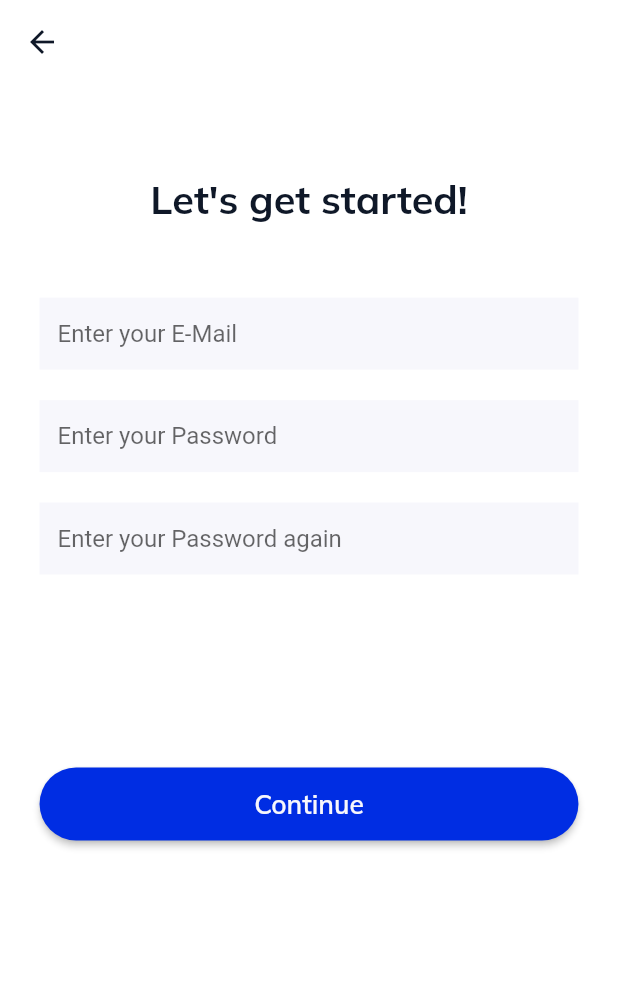
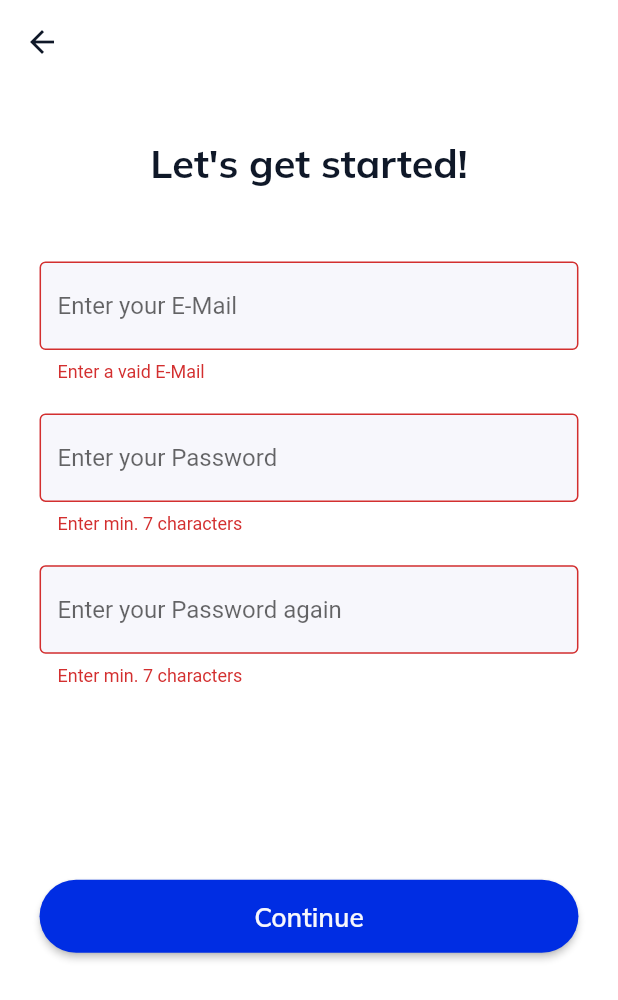
Before and after one commit to Marc4k/chat-app, a Flutter app: the screen it shows after launch, after a tap on "Sign Up", on a phone screen of 412 x 824 dp. Shown: the top 1000 px of the screen. Run offline on Flutter 3.47's test engine with Material 2 defaults, Android fonts, the phone set to English and light mode, and no system bars; our stand-ins replace badges, cloud_firestore, dartz, email_validator, firebase_auth, firebase_core and 3 more; missing offline and left inert: pixel_perfect; accounts and stored records are empty; network calls fail.

Commit message:
welcome screen UI & signUp screen UI

```diff
--- a/lib/constants/colors.dart
+++ b/lib/constants/colors.dart
@@ -8,6 +8,8 @@ class CustomColors {
   static Color brandBg = const Color(0xFFD2D5F9);
 
   static Color textColorLightMode = const Color(0xFF0F1828);
+
+  static Color textColor = const Color(0xFF0F1828);
   static Color textColorDarkMode = const Color(0xFFF7F7FC);
 }
 
--- a/lib/constants/styles.dart
+++ b/lib/constants/styles.dart
@@ -1,64 +1,65 @@
 import 'package:chat_app/constants/colors.dart';
 import 'package:chat_app/shared/screen_adaption.dart';
 import 'package:flutter/material.dart';
+import 'package:flutter_screenutil/flutter_screenutil.dart';
 
 TextStyle heading1Style = TextStyle(
-  fontSize: 32,
+  fontSize: 32.sp,
   fontWeight: FontWeight.w700,
   fontFamily: "Mulish",
   color: ColorChance().getTextColor(),
 );
 TextStyle heading2Style = TextStyle(
-  fontSize: 24,
+  fontSize: 24.sp,
   fontWeight: FontWeight.w700,
   fontFamily: "Mulish",
   color: ColorChance().getTextColor(),
 );
 
 TextStyle body1Style = TextStyle(
-  fontSize: 14,
+  fontSize: 14.sp,
   fontWeight: FontWeight.w600,
   fontFamily: "Mulish",
   color: ColorChance().getTextColor(),
 );
 
 TextStyle body2Style = TextStyle(
-  fontSize: 14,
+  fontSize: 14.sp,
   fontWeight: FontWeight.w400,
   fontFamily: "Mulish",
   color: ColorChance().getTextColor(),
 );
 
-TextStyle subheading2Style = const TextStyle(
-  fontSize: 16,
+TextStyle subheading2Style = TextStyle(
+  fontSize: 16.sp,
   fontWeight: FontWeight.w600,
   fontFamily: "Mulish",
   color: Color(0xFFF7F7FC),
 );
 
-TextStyle metadata1Style = const TextStyle(
-  fontSize: 12,
+TextStyle metadata1Style = TextStyle(
+  fontSize: 12.sp,
   fontWeight: FontWeight.w400,
   fontFamily: "Mulish",
   color: Color(0xFFA4A4A4),
 );
 
-TextStyle metadata2Style = const TextStyle(
-  fontSize: 10,
+TextStyle metadata2Style = TextStyle(
+  fontSize: 10.sp,
   fontWeight: FontWeight.w400,
   fontFamily: "Mulish",
   color: Color(0xFFADB5BD),
 );
 
 TextStyle metadata3Style = TextStyle(
-  fontSize: 10,
+  fontSize: 10.sp,
   fontWeight: FontWeight.w600,
   fontFamily: "Mulish",
   color: CustomColors.brandDarkColor,
 );
 
 TextStyle errorStyle = TextStyle(
-  fontSize: 14,
+  fontSize: 14.sp,
   fontWeight: FontWeight.w600,
   fontFamily: "Mulish",
   color: Colors.red,
--- a/lib/domain/user_auth/user_auth_impl.dart
+++ b/lib/domain/user_auth/user_auth_impl.dart
@@ -1,4 +1,6 @@
 import 'package:chat_app/domain/user_auth/user_auth_repository.dart';
+import 'package:dartz/dartz.dart';
+import 'package:chat_app/error/failures.dart';
 import 'package:firebase_auth/firebase_auth.dart';
 
 class UserAuthImpl extends UserAuthRepository {
@@ -11,10 +13,14 @@ class UserAuthImpl extends UserAuthRepository {
   }
 
   @override
-  Future<UserCredential> signUpUser(String email, String password) async {
-    final user = await _auth.createUserWithEmailAndPassword(
-        email: email, password: password);
-
-    return user;
+  Future<Either<Failure, UserCredential>> signUpUser(
+      String email, String password) async {
+    try {
+      final user = await _auth.createUserWithEmailAndPassword(
+          email: email, password: password);
+      return Right(user);
+    } catch (e) {
+      return Left(UserAuthFailure(errorMessage: "Same Email"));
+    }
   }
 }
--- a/lib/domain/user_auth/user_auth_repository.dart
+++ b/lib/domain/user_auth/user_auth_repository.dart
@@ -1,6 +1,9 @@
+import 'package:chat_app/error/failures.dart';
+import 'package:dartz/dartz.dart';
 import 'package:firebase_auth/firebase_auth.dart';
 
 abstract class UserAuthRepository {
-  Future<UserCredential> signUpUser(String email, String password);
+  Future<Either<Failure, UserCredential>> signUpUser(
+      String email, String password);
   Future<UserCredential> loginUser(String email, String password);
 }
--- /dev/null
+++ b/lib/error/failures.dart
@@ -0,0 +1,9 @@
+abstract class Failure {
+  final String? errorMessage;
+  const Failure({required this.errorMessage});
+}
+
+class UserAuthFailure extends Failure {
+  UserAuthFailure({required String? errorMessage})
+      : super(errorMessage: errorMessage);
+}
--- a/lib/main.dart
+++ b/lib/main.dart
@@ -3,6 +3,7 @@ import 'package:chat_app/pages/home_screen/view/home_screen.dart';
 import 'package:chat_app/pages/welcome_screen/view/welcome_screen.dart';
 import 'package:firebase_core/firebase_core.dart';
 import 'package:flutter/material.dart';
+import 'package:flutter_screenutil/flutter_screenutil.dart';
 
 void main() async {
   WidgetsFlutterBinding.ensureInitialized();
@@ -16,9 +17,14 @@ class MyApp extends StatelessWidget {
 
   @override
   Widget build(BuildContext context) {
-    return MaterialApp(
-      debugShowCheckedModeBanner: false,
-      home: Home(),
+    return ScreenUtilInit(
+      designSize: const Size(375, 812),
+      builder: (context, child) {
+        return MaterialApp(
+          debugShowCheckedModeBanner: false,
+          home: Home(),
+        );
+      },
     );
   }
 }
--- a/lib/pages/sign_up_screen/view/sign_up_screen.dart
+++ b/lib/pages/sign_up_screen/view/sign_up_screen.dart
@@ -1,11 +1,13 @@
 import 'package:chat_app/constants/styles.dart';
 import 'package:chat_app/domain/user_auth/user_auth_impl.dart';
+import 'package:chat_app/error/failures.dart';
 import 'package:chat_app/shared/button_widget.dart';
 import 'package:chat_app/shared/custom_input_field.dart';
 import 'package:chat_app/shared/custom_text_widget.dart';
 import 'package:chat_app/shared/sized_box_height_widget.dart';
 import 'package:firebase_auth/firebase_auth.dart';
 import 'package:flutter/material.dart';
+import 'package:flutter_screenutil/flutter_screenutil.dart';
 
 import '../../../../shared/screen_adaption.dart';
 import '../../../constants/colors.dart';
@@ -39,38 +41,37 @@ class _SignUpScreenState extends State<SignUpScreen> {
       ),
       body: Center(
         child: Padding(
-          padding:
-              EdgeInsets.fromLTRB(24 * sW(context), 0, 24 * sW(context), 0),
+          padding: EdgeInsets.fromLTRB(24.w, 0, 24.w, 0),
           child: SingleChildScrollView(
             child: Column(
               children: [
                 CustomTextWidget(
                     text: "Let's get started!", style: heading2Style),
-                SizedBoxHeightWidget(height: 48),
-                CustomInputFieldWidget(
+                SizedBox(height: 48.h),
+                CustomEmailFieldWidget(
                     hintText: "Enter your E-Mail", controller: email),
-                SizedBoxHeightWidget(height: 20),
-                CustomInputFieldWidget(
+                SizedBox(height: 20.h),
+                CustomPasswordFieldWidget(
                     hintText: "Enter your Password", controller: password1),
-                SizedBoxHeightWidget(height: 20),
-                CustomInputFieldWidget(
+                SizedBox(height: 20.h),
+                CustomPasswordFieldWidget(
                     hintText: "Enter your Password again",
                     controller: password2),
-                SizedBoxHeightWidget(height: 10),
+                SizedBox(height: 10.h),
                 CustomTextWidget(text: error, style: errorStyle),
-                SizedBoxHeightWidget(height: 98),
+                SizedBox(height: 98.h),
                 ButtonWidget(
                     callback: () async {
-                      UserCredential user = await UserAuthImpl()
+                      dynamic test = await UserAuthImpl()
                           .signUpUser(email.text, password1.text);
-                      print(user);
+
                       /*Navigator.of(context)
                           .push(MaterialPageRoute(builder: (_) {
                         return PhoneVerificationScreen();
                       }));*/
                     },
                     text: "Continue"),
-                SizedBoxHeightWidget(height: 200),
+                SizedBox(height: 150.h),
               ],
             ),
           ),
--- a/lib/pages/welcome_screen/view/welcome_screen.dart
+++ b/lib/pages/welcome_screen/view/welcome_screen.dart
@@ -7,6 +7,7 @@ import 'package:chat_app/shared/screen_adaption.dart';
 import 'package:chat_app/shared/sized_box_height_widget.dart';
 import 'package:firebase_auth/firebase_auth.dart';
 import 'package:flutter/material.dart';
+import 'package:flutter_screenutil/flutter_screenutil.dart';
 
 class WelcomeScreen extends StatelessWidget {
   const WelcomeScreen({Key? key}) : super(key: key);
@@ -16,42 +17,28 @@ class WelcomeScreen extends StatelessWidget {
     return Scaffold(
       backgroundColor: ColorChance().getBackgroundColor(),
       body: Padding(
-        padding: EdgeInsets.fromLTRB(24 * sW(context), 0, 24 * sW(context), 0),
+        padding: EdgeInsets.fromLTRB(24.w, 0, 24.w, 0),
         child: Column(
           children: [
-            const SizedBoxHeightWidget(height: 135),
-            Image.asset("assets/img/welcome_screen.png",
-                height: 274 * sH(context)),
-            const SizedBoxHeightWidget(height: 42),
+            SizedBox(height: 135.h),
+            Image.asset("assets/img/welcome_screen.png", height: 274.h),
+            SizedBox(height: 42.h),
             CustomTextWidget(
               text:
                   "Connect easily with \n your family and friends over countries",
               style: heading2Style,
             ),
-            const SizedBoxHeightWidget(height: 126),
+            SizedBox(height: 126.h),
             CustomTextWidget(text: "Terms & Privacy Policy", style: body1Style),
-            const SizedBoxHeightWidget(height: 18),
+            SizedBox(height: 18.h),
             ButtonWidget(
                 callback: () async {
                   Navigator.of(context).push(MaterialPageRoute(builder: (_) {
                     return SignUpScreen();
                   }));
-
-                  //PhoneAuthRepositoryImpl()
-                  //   .logUserInWithPhone("+43 650 2719052");
-
-                  /*  FirebaseAuth auth = FirebaseAuth.instance;
-                  final userData = await auth.signInWithEmailAndPassword(
-                      email: "marc@gmx.at", password: "Maxwell187");
-
-                  if (userData != null) {
-                    Navigator.of(context).push(MaterialPageRoute(builder: (_) {
-                      return HomeScreen();
-                    }));
-                  }*/
                 },
                 text: "Sign Up"),
-            SizedBoxHeightWidget(height: 8),
+            SizedBox(height: 8.h),
             GestureDetector(
               onTap: () async {
                 final FirebaseAuth _auth = FirebaseAuth.instance;
--- a/lib/shared/button_widget.dart
+++ b/lib/shared/button_widget.dart
@@ -3,6 +3,7 @@ import 'package:chat_app/constants/styles.dart';
 import 'package:chat_app/shared/custom_text_widget.dart';
 import 'package:chat_app/shared/screen_adaption.dart';
 import 'package:flutter/material.dart';
+import 'package:flutter_screenutil/flutter_screenutil.dart';
 
 class ButtonWidget extends StatelessWidget {
   const ButtonWidget({Key? key, required this.callback, required this.text})
@@ -17,7 +18,7 @@ class ButtonWidget extends StatelessWidget {
       style: ElevatedButton.styleFrom(
           shape: StadiumBorder(),
           primary: CustomColors.brandDefault,
-          fixedSize: Size(double.maxFinite, 48 * sH(context))),
+          fixedSize: Size(double.maxFinite, 48.h)),
     );
   }
 }
--- a/lib/shared/custom_input_field.dart
+++ b/lib/shared/custom_input_field.dart
@@ -1,14 +1,20 @@
+import 'package:email_validator/email_validator.dart';
 import 'package:flutter/material.dart';
 
-class CustomInputFieldWidget extends StatelessWidget {
-  const CustomInputFieldWidget(
+class CustomEmailFieldWidget extends StatelessWidget {
+  const CustomEmailFieldWidget(
       {Key? key, required this.hintText, required this.controller})
       : super(key: key);
   final String hintText;
   final TextEditingController controller;
   @override
   Widget build(BuildContext context) {
-    return TextFormField(
+    return Form(
+      autovalidateMode: AutovalidateMode.always,
+      child: TextFormField(
+        validator: (email) => email != null && !EmailValidator.validate(email)
+            ? "Enter a vaid E-Mail"
+            : null,
         controller: controller,
         decoration: InputDecoration(
           filled: true,
@@ -23,6 +29,44 @@ class CustomInputFieldWidget extends StatelessWidget {
           ),
           hintText: hintText,
         ),
+      ),
     );
   }
 }
+
+class CustomPasswordFieldWidget extends StatelessWidget {
+  const CustomPasswordFieldWidget(
+      {Key? key, required this.hintText, required this.controller})
+      : super(key: key);
+  final String hintText;
+  final TextEditingController controller;
+  @override
+  Widget build(BuildContext context) {
+    return Form(
+      autovalidateMode: AutovalidateMode.always,
+      child: TextFormField(
+        validator: (value) {
+          if (value != null && value.length < 7) {
+            return "Enter min. 7 characters";
+          } else {
+            return null;
+          }
+        },
+        controller: controller,
+        decoration: InputDecoration(
+          filled: true,
+          fillColor: Color(0xFFF7F7FC),
+          enabledBorder: InputBorder.none,
+          border: const OutlineInputBorder(
+            borderRadius: BorderRadius.all(Radius.circular(4)),
+          ),
+          focusedBorder: const OutlineInputBorder(
+            borderRadius: BorderRadius.all(Radius.circular(4)),
+            borderSide: BorderSide(width: 1, color: Colors.black),
+          ),
+          hintText: hintText,
+        ),
+      ),
+    );
+  }
+}
--- a/lib/shared/custom_text_widget.dart
+++ b/lib/shared/custom_text_widget.dart
@@ -10,9 +10,6 @@ class CustomTextWidget extends StatelessWidget {
 
   @override
   Widget build(BuildContext context) {
-    return Text(text,
-        textAlign: TextAlign.center,
-        textScaleFactor: textscale(context),
-        style: style);
+    return Text(text, textAlign: TextAlign.center, style: style);
   }
 }
--- a/pubspec.yaml
+++ b/pubspec.yaml
@@ -42,6 +42,9 @@ dependencies:
   firebase_auth: ^3.3.19
   badges: ^2.0.2
   cloud_firestore: ^3.1.17
+  dartz: ^0.10.1
+  flutter_screenutil: ^5.5.3+2
+  email_validator: ^2.0.1
 
 
 dev_dependencies:
```
Also changed, not shown: pubspec.lock. Lines whose indentation alone changed are shown as unchanged.
